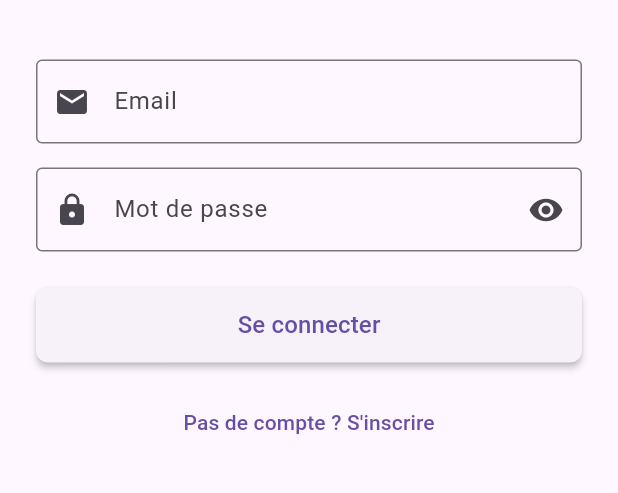
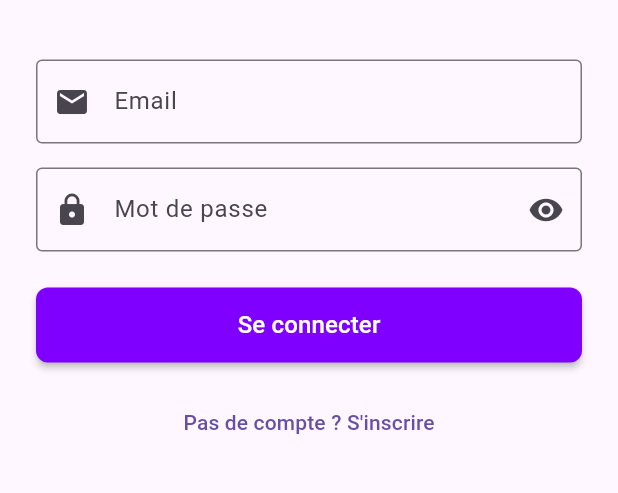
Before and after one commit to SergioDev372/gestioncontact, a Flutter app: the screen it shows after launch, on a phone screen of 412 x 824 dp, the part 491-984 px from its top. Run offline on Flutter 3.47's test engine with Material 3 defaults, Android fonts, the phone set to English and light mode, and no system bars; our stand-ins replace cloud_firestore, firebase_auth, firebase_core; accounts and stored records are empty.

Commit message:
Ajout couleur login/register

```diff
--- a/lib/screens/login_screen.dart
+++ b/lib/screens/login_screen.dart
@@ -119,6 +119,10 @@ class _LoginScreenState extends State<LoginScreen> {
                       child: _isLoading
                           ? const CircularProgressIndicator(color: Colors.white)
                           : const Text('Se connecter', style: TextStyle(fontSize: 16)),
+                      style: ElevatedButton.styleFrom(
+                        backgroundColor: Color(0xff7f00ff),
+                        foregroundColor: Colors.white
+                      ),
                     ),
                   ),
                   const SizedBox(height: 16),
--- a/lib/screens/register_screen.dart
+++ b/lib/screens/register_screen.dart
@@ -151,6 +151,10 @@ class _RegisterScreenState extends State<RegisterScreen> {
                       child: _isLoading
                           ? const CircularProgressIndicator(color: Colors.white)
                           : const Text('S\'inscrire', style: TextStyle(fontSize: 16)),
+                      style: ElevatedButton.styleFrom(
+                          backgroundColor: Color(0xff7f00ff),
+                          foregroundColor: Colors.white
+                      ),
                     ),
                   ),
                 ],
```
